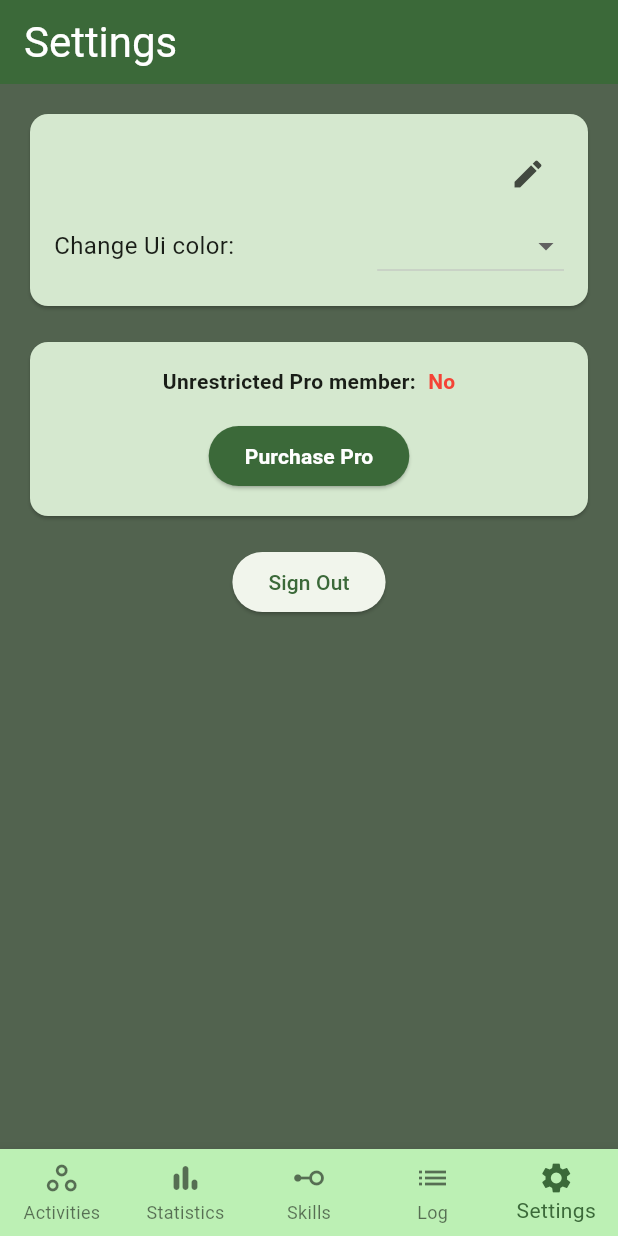
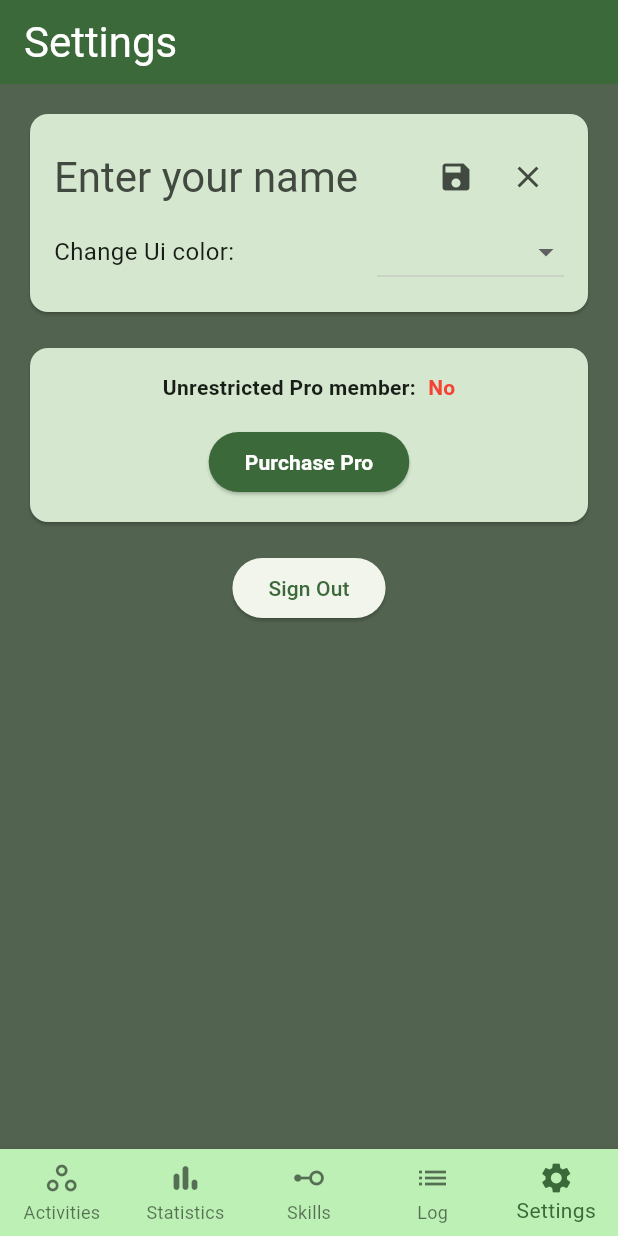
Before and after one commit to Sebsprograms/My_Skill_Tree, a Flutter app: the screen it shows once a user with an empty profile is signed in, item 5 of the bottom bar chosen, after a tap on the "edit" icon, on a phone screen of 412 x 824 dp. Run offline on Flutter 3.47's test engine with Material 3 defaults, Android fonts, the phone set to English and light mode, and no system bars; our stand-ins replace cloud_firestore, firebase_auth, firebase_core; accounts and stored records are empty; generated files the repository leaves out were written again.

Commit message:
add loading indicators to cooldown timers while they load, add theme colors where missing, improve edit user name on settings page and add snackbar to activities

```diff
--- a/lib/resources/firebase_auth.dart
+++ b/lib/resources/firebase_auth.dart
@@ -102,4 +102,13 @@ class AuthMethods {
       );
     }
   }
+
+  Future<void> updateUserName(String name) async {
+    User? user = _auth.currentUser;
+    if (user != null) {
+      await _firestore.collection('users').doc(user.uid).update(
+        {'name': name},
+      );
+    }
+  }
 }
--- a/lib/screens/activity_list.dart
+++ b/lib/screens/activity_list.dart
@@ -75,7 +75,9 @@ class ActivityList extends StatelessWidget {
             itemBuilder: (BuildContext context, int index) {
               final Activity activity = snapshot.data![index];
               return ActivityCard(
-                  activity: activity, key: ValueKey(activity.id));
+                activity: activity,
+                key: ValueKey(activity.id),
+              );
             },
           ),
         );
--- a/lib/screens/settings.dart
+++ b/lib/screens/settings.dart
@@ -1,3 +1,4 @@
+import 'package:firebase_auth/firebase_auth.dart';
 import 'package:flutter/cupertino.dart';
 import 'package:flutter/material.dart';
 import 'package:flutter/widgets.dart';
@@ -7,8 +8,34 @@ import 'package:my_skill_tree/resources/firebase_auth.dart';
 import 'package:my_skill_tree/utils/globals.dart';
 import 'package:provider/provider.dart';
 
-class Settings extends StatelessWidget {
+class Settings extends StatefulWidget {
   const Settings({super.key});
+
+  @override
+  State<Settings> createState() => _SettingsState();
+}
+
+class _SettingsState extends State<Settings> {
+  bool _isEditMode = false;
+  TextEditingController _nameController = TextEditingController();
+
+  @override
+  void dispose() {
+    _nameController.dispose();
+    super.dispose();
+  }
+
+  void _saveName() async {
+    if (_nameController.text.isNotEmpty) {
+      await AuthMethods().updateUserName(_nameController.text);
+      setState(() {
+        _isEditMode = false;
+      });
+      UserProvider userProvider =
+          Provider.of<UserProvider>(context, listen: false);
+      userProvider.getCurrentUser();
+    }
+  }
 
   @override
   Widget build(BuildContext context) {
@@ -27,14 +54,33 @@ class Settings extends StatelessWidget {
                 Row(
                   mainAxisAlignment: MainAxisAlignment.spaceBetween,
                   children: [
-                    const SizedBox(
-                      width: 48,
-                    ),
-                    Text(user.name,
-                        style: Theme.of(context).textTheme.headlineMedium),
+                    if (_isEditMode)
+                      Expanded(
+                        child: TextField(
+                          controller: _nameController,
+                          style: Theme.of(context).textTheme.headlineMedium,
+                          decoration: const InputDecoration(
+                            border: InputBorder.none,
+                            hintText: 'Enter your name',
+                          ),
+                        ),
+                      ),
+                    if (!_isEditMode)
+                      Text(user.name,
+                          style: Theme.of(context).textTheme.headlineMedium),
+                    if (_isEditMode)
+                      IconButton(
+                        onPressed: _saveName,
+                        icon: Icon(Icons.save, size: 24),
+                      ),
                     IconButton(
-                        onPressed: () {},
-                        icon: const Icon(Icons.edit, size: 24)),
+                        onPressed: () {
+                          setState(() {
+                            _isEditMode = !_isEditMode;
+                          });
+                        },
+                        icon: Icon(_isEditMode ? Icons.close : Icons.edit,
+                            size: 24)),
                   ],
                 ),
                 Row(
--- a/lib/widgets/add_activity_dialog.dart
+++ b/lib/widgets/add_activity_dialog.dart
@@ -97,8 +97,8 @@ class _AddActivityDialogState extends State<AddActivityDialog> {
                   if (value == null || value.isEmpty) {
                     return 'Please enter a name';
                   }
-                  if (value.length > 15) {
-                    return 'Name must be 15 characters or less';
+                  if (value.length > 20) {
+                    return 'Name must be 20 characters or less';
                   }
                   return null;
                 },
--- a/pubspec.yaml
+++ b/pubspec.yaml
@@ -39,6 +39,7 @@ dependencies:
   cloud_firestore: ^4.17.2
   firebase_core: ^2.30.1
   provider: ^6.1.2
+  intl: ^0.19.0
 
 dev_dependencies:
   flutter_test:
```
Also changed, not shown: lib/resources/firebase_firestore.dart (+42 -0 lines), lib/utils/show_snack_bar.dart (added, +24 -0 lines), lib/widgets/activity_card.dart (+58 -5 lines), lib/widgets/log_entry.dart (+39 -5 lines), pubspec.lock.
